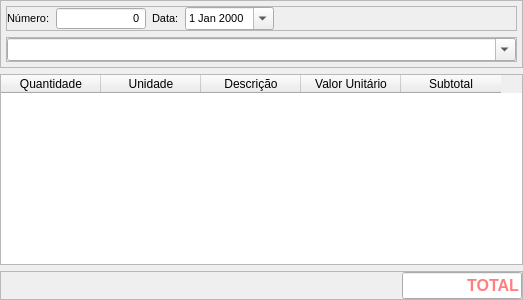
The window that bkframe.ui (leidensj/BKVale) describes before a commit, drawn with Qt 5.
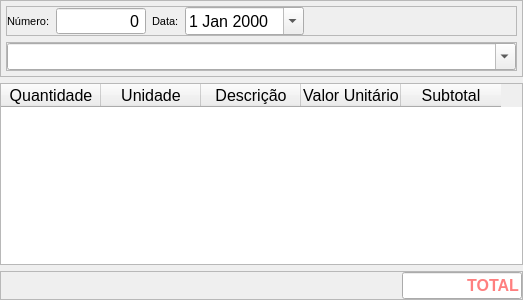
The same window after the commit.

What changed in the file:
```diff
--- a/bkframe.ui
+++ b/bkframe.ui
@@ -101,7 +101,7 @@
            </property>
            <property name="font">
             <font>
-             <pointsize>8</pointsize>
+             <pointsize>12</pointsize>
              <weight>50</weight>
              <bold>false</bold>
             </font>
@@ -156,7 +156,7 @@
           <widget class="QDateEdit" name="date">
            <property name="font">
             <font>
-             <pointsize>8</pointsize>
+             <pointsize>12</pointsize>
              <weight>50</weight>
              <bold>false</bold>
             </font>
@@ -222,7 +222,7 @@
            </property>
            <property name="font">
             <font>
-             <pointsize>10</pointsize>
+             <pointsize>12</pointsize>
              <weight>75</weight>
              <bold>true</bold>
             </font>
@@ -246,6 +246,11 @@
    </item>
    <item>
     <widget class="QTableWidget" name="table">
+     <property name="font">
+      <font>
+       <pointsize>12</pointsize>
+      </font>
+     </property>
      <property name="alternatingRowColors">
       <bool>false</bool>
      </property>
```
